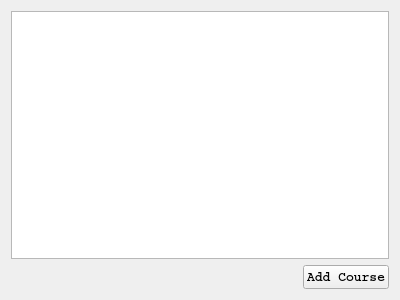
Above: widget.ui from casalete/ErasmusIo before the change. Below: the same form after it.
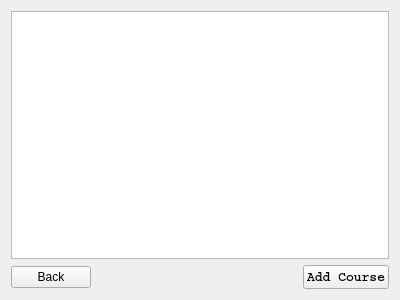
That is the form after the change. Icons and pictures are not drawn.

What changed in the file:
```diff
--- a/widget.ui
+++ b/widget.ui
@@ -22,6 +22,13 @@
    </item>
    <item>
     <layout class="QHBoxLayout" name="horizontalLayout">
+     <item>
+      <widget class="QPushButton" name="back">
+       <property name="text">
+        <string>Back</string>
+       </property>
+      </widget>
+     </item>
      <item>
       <spacer name="horizontalSpacer">
        <property name="orientation">
```
